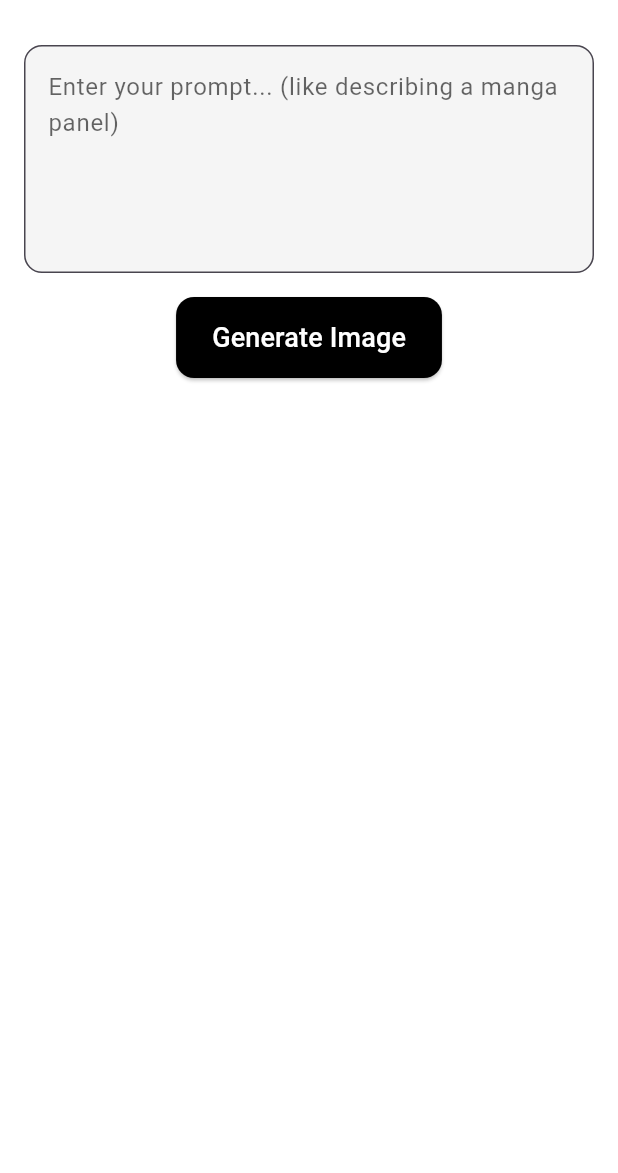
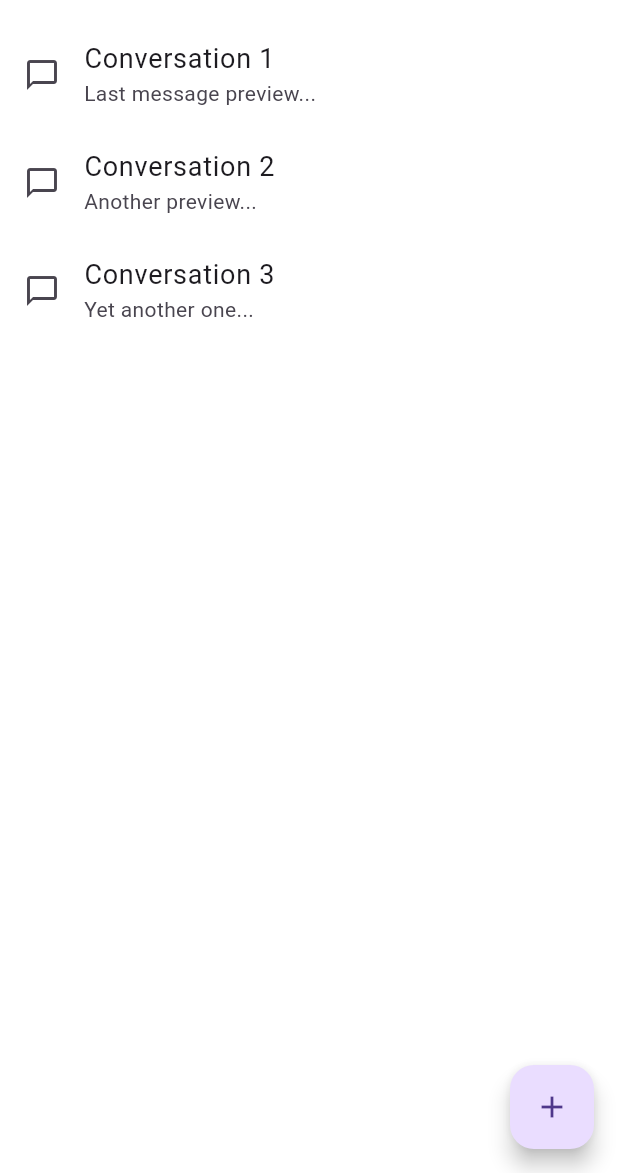
Before and after one commit to emnggprw/inkspire, a Flutter app: the screen it shows after launch, on a phone screen of 412 x 824 dp, the part 63-1236 px from its top. Run offline on Flutter 3.47's test engine with Material 3 defaults, Android fonts, the phone set to English and light mode, and no system bars.

Commit message:
Added home screen for previous chats

```diff
--- a/lib/inkspire_app.dart
+++ b/lib/inkspire_app.dart
@@ -1,5 +1,5 @@
 import 'package:flutter/material.dart';
-import 'package:inkspire/screens/chat_screen.dart';
+import 'package:inkspire/screens/home_screen.dart';
 
 class InkSpireApp extends StatelessWidget {
   const InkSpireApp({super.key});
@@ -40,7 +40,7 @@ class InkSpireApp extends StatelessWidget {
           ),
         ),
       ),
-      home: const ChatScreen(), // Main page of the app
+      home: const HomeScreen(), // Main page of the app
     );
   }
 }
--- a/lib/screens/home_screen.dart
+++ b/lib/screens/home_screen.dart
@@ -0,0 +1,48 @@
+import 'package:flutter/material.dart';
+import 'package:inkspire/screens/chat_screen.dart';
+
+class HomeScreen extends StatelessWidget {
+  const HomeScreen({super.key});
+
+  @override
+  Widget build(BuildContext context) {
+    // Placeholder conversations
+    final List<Map<String, String>> conversations = [
+      {'title': 'Conversation 1', 'subtitle': 'Last message preview...'},
+      {'title': 'Conversation 2', 'subtitle': 'Another preview...'},
+      {'title': 'Conversation 3', 'subtitle': 'Yet another one...'},
+    ];
+
+    return Scaffold(
+      appBar: AppBar(
+        title: const Text('InkSpire', style: TextStyle(fontWeight: FontWeight.bold)),
+      ),
+      body: ListView.builder(
+        itemCount: conversations.length,
+        itemBuilder: (context, index) {
+          final conversation = conversations[index];
+          return ListTile(
+            title: Text(conversation['title']!),
+            subtitle: Text(conversation['subtitle']!),
+            leading: const Icon(Icons.chat_bubble_outline),
+            onTap: () {
+              Navigator.push(
+                context,
+                MaterialPageRoute(builder: (context) => const ChatScreen()),
+              );
+            },
+          );
+        },
+      ),
+      floatingActionButton: FloatingActionButton(
+        onPressed: () {
+          Navigator.push(
+            context,
+            MaterialPageRoute(builder: (context) => const ChatScreen()),
+          );
+        },
+        child: const Icon(Icons.add),
+      ),
+    );
+  }
+}
```
Also changed, not shown: 1 other file.
